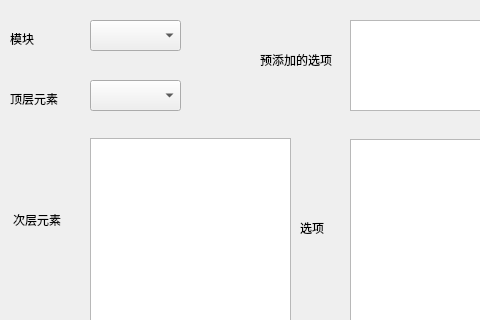
The window that main/CaseModel.ui (pyqf66/CaseModeling) describes before a commit, drawn with Qt 5; both pictures show x 0 to 480 and y 0 to 320 of the 679 by 589 pixel window.
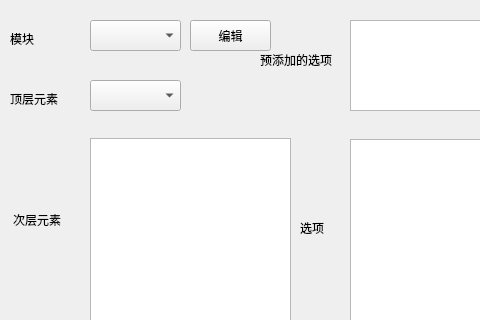
The same window after the commit.

Commit message: 增加模块编辑功能

```diff
--- a/main/CaseModel.ui
+++ b/main/CaseModel.ui
@@ -245,6 +245,19 @@
     </rect>
    </property>
   </widget>
+  <widget class="QPushButton" name="pushButton_edit">
+   <property name="geometry">
+    <rect>
+     <x>190</x>
+     <y>20</y>
+     <width>81</width>
+     <height>31</height>
+    </rect>
+   </property>
+   <property name="text">
+    <string>编辑</string>
+   </property>
+  </widget>
  </widget>
  <resources/>
  <connections>
```
Left out of the diff: 2 changed lines with no effect on the pictures. The commit also changes 8 other files.
